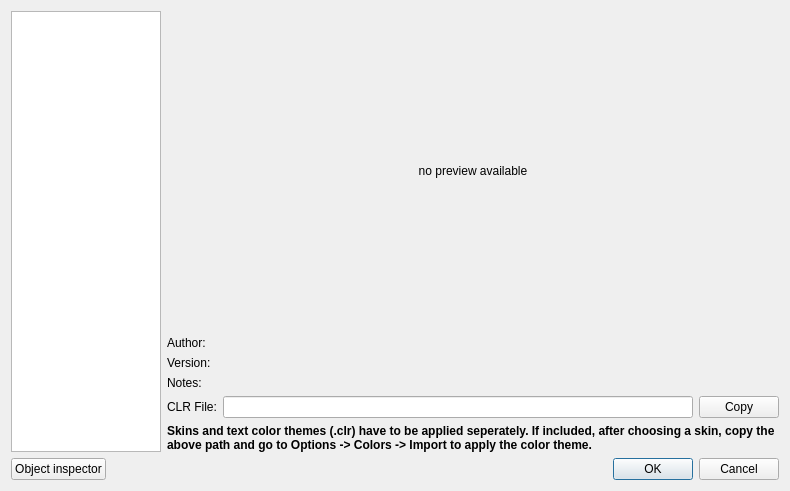
This is plugins/idaskins/ui/ThemeSelector.ui in zyantific/IDASkins as Qt 5 draws it before an edit. The edited form follows.
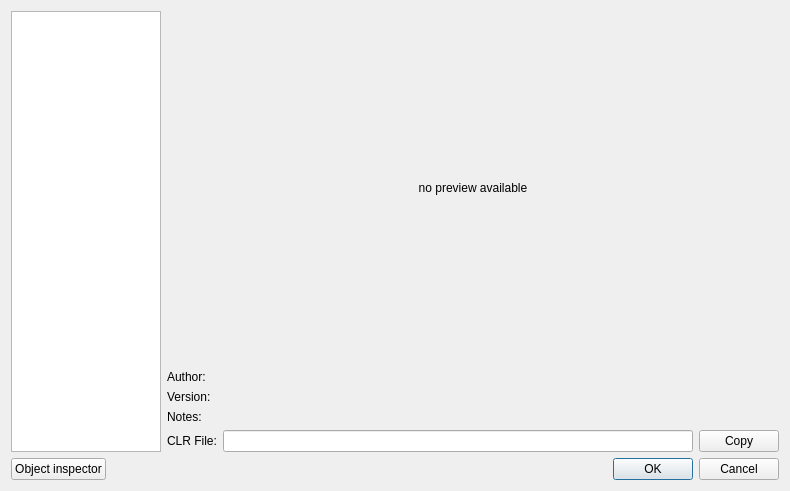
This is the edited form.

Commit message: Remove "Please apply CLR manually" from theme selector

Diff of the .ui file:
```diff
--- a/plugins/idaskins/ui/ThemeSelector.ui
+++ b/plugins/idaskins/ui/ThemeSelector.ui
@@ -157,22 +157,6 @@
          </item>
         </layout>
        </item>
-       <item>
-        <widget class="QLabel" name="lblInstallInstr">
-         <property name="font">
-          <font>
-           <weight>75</weight>
-           <bold>true</bold>
-          </font>
-         </property>
-         <property name="text">
-          <string>Skins and text color themes (.clr) have to be applied seperately. If included, after choosing a skin, copy the above path and go to Options -&gt; Colors -&gt; Import to apply the color theme.</string>
-         </property>
-         <property name="wordWrap">
-          <bool>true</bool>
-         </property>
-        </widget>
-       </item>
       </layout>
      </item>
     </layout>
```
Left out of the diff: 14 changed lines with no effect on the pictures.
